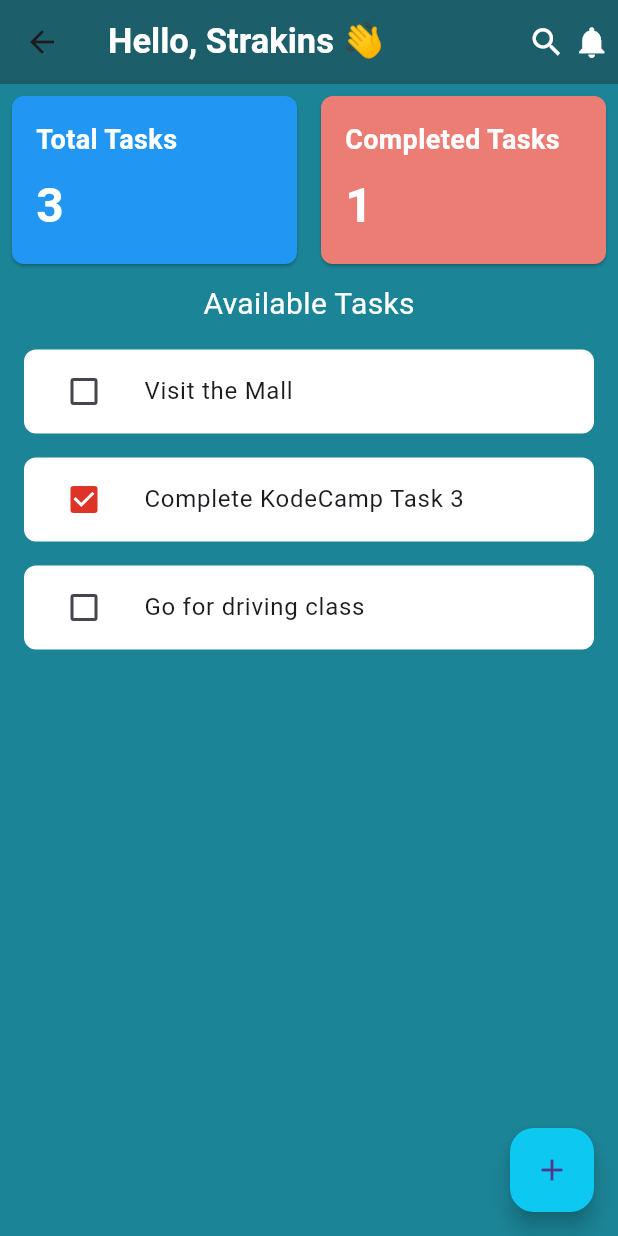
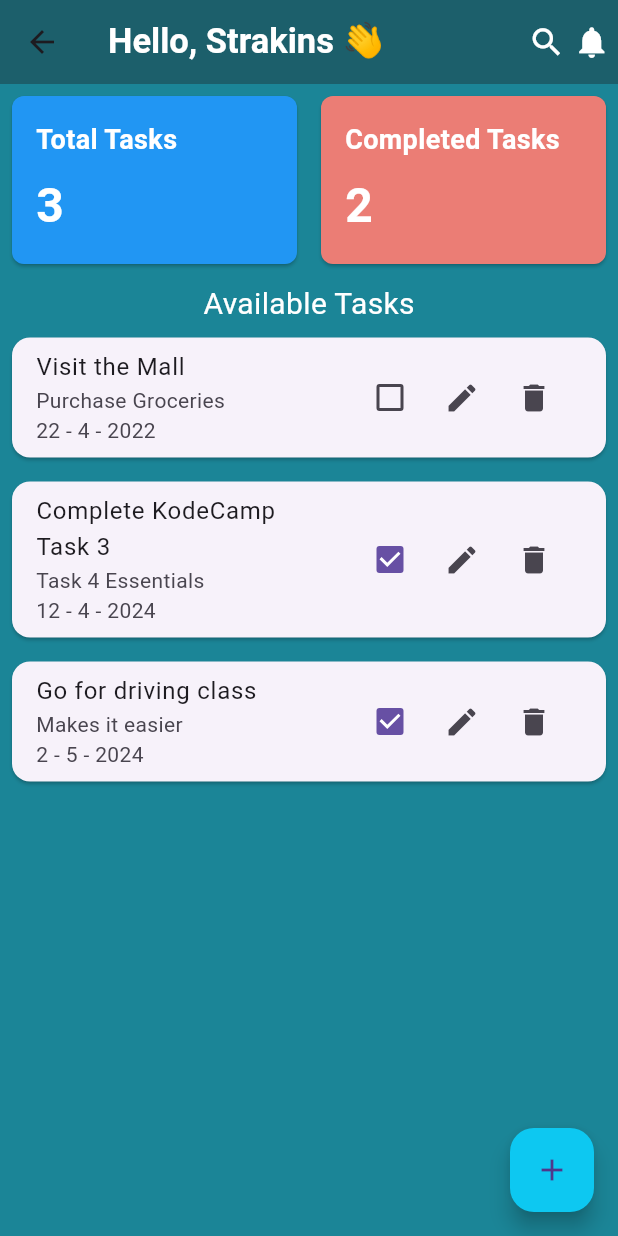
Before and after one commit to strakins/mytasks, a Flutter app: the TasksPage screen opened directly, on a phone screen of 412 x 824 dp. Run offline on Flutter 3.47's test engine with Material 3 defaults, Android fonts, the phone set to English and light mode, and no system bars; drawn by our look-alikes of flutter_slidable; our stand-ins replace get, google_fonts, material_design_icons_flutter; Roboto replaces fonts that are missing (Acme).

Commit message:
Taskly App improved to display description and creation time and date

```diff
--- a/lib/components/taskwidget_card.dart
+++ b/lib/components/taskwidget_card.dart
@@ -1,53 +1,50 @@
+// taskwidget_card.dart
 import 'package:flutter/material.dart';
-import 'package:flutter_slidable/flutter_slidable.dart';
-import 'package:get/get.dart';
-import 'package:tasklist/controllers/task_controller.dart';
+import 'package:tasklist/models/task_model.dart';
 
 class TaskCard extends StatelessWidget {
-  final int index;
+  final Task task;
+  final ValueChanged<bool?> onChanged;
+  final VoidCallback onDelete;
+  final VoidCallback onEdit;
 
-  TaskCard({
+  const TaskCard({
+    required this.task,
+    required this.onChanged,
+    required this.onDelete,
+    required this.onEdit,
     Key? key,
-    required this.index,
   }) : super(key: key);
 
   @override
   Widget build(BuildContext context) {
-    final TaskController controller = Get.find();
-
-    return Padding(
-      padding: const EdgeInsets.fromLTRB(16.0, 16.0, 16.0, 0),
-      child: Slidable(
-        endActionPane: ActionPane(
-          motion: StretchMotion(),
+    return Card(
+      margin: const EdgeInsets.all(8.0),
+      child: ListTile(
+        title: Text(task.title),
+        subtitle: Column(
+          crossAxisAlignment: CrossAxisAlignment.start,
           children: [
-            SlidableAction(
-              onPressed: (context) => controller.deleteTask(index),
-              icon: Icons.delete_forever_outlined,
-              backgroundColor: Colors.red,
-              borderRadius: BorderRadius.circular(8.0),
+            Text(task.description),
+            Text('${task.creationDate.day} - ${task.creationDate.month} - ${task.creationDate.year}'),
+          ],
+        ),
+        trailing: Row(
+          mainAxisSize: MainAxisSize.min,
+          children: [
+            Checkbox(
+              value: task.isCompleted,
+              onChanged: onChanged,
             ),
-            SlidableAction(
-              onPressed: (context) => controller.updateTask(index),
-              icon: Icons.edit,
-              backgroundColor: Colors.blue,
-              borderRadius: BorderRadius.circular(8.0),
+            IconButton(
+              icon: Icon(Icons.edit),
+              onPressed: onEdit,
+            ),
+            IconButton(
+              icon: Icon(Icons.delete),
+              onPressed: onDelete,
             ),
           ],
-        ),
-        child: Container(
-          decoration: BoxDecoration(
-            color: Colors.white,
-            borderRadius: BorderRadius.circular(8.0),
-          ),
-          child: ListTile(
-            leading: Obx(() => Checkbox(
-              value: controller.taskList[index]['completed'],
-              onChanged: (value) => controller.taskCompleted(index),
-              activeColor: const Color.fromARGB(255, 222, 51, 39),
-            )),
-            title: Obx(() => Text(controller.taskList[index]['name'])),
-          ),
         ),
       ),
     );
--- a/lib/controllers/task_controller.dart
+++ b/lib/controllers/task_controller.dart
@@ -1,55 +1,84 @@
-import 'package:flutter/material.dart';
+// task_controller.dart
 import 'package:get/get.dart';
-import 'package:tasklist/components/dialogue_widget.dart';
+import 'package:tasklist/models/task_model.dart';
+
 
 class TaskController extends GetxController {
-  var taskList = <Map<String, dynamic>>[
-    {"name": "Visit the Mall", "completed": false}.obs,
-    {"name": "Complete KodeCamp Task 3", "completed": true}.obs,
-    {"name": "Go for driving class", "completed": false}.obs,
-  ].obs;
+  var taskList = <Task>[].obs;
 
-  final TextEditingController controller = TextEditingController();
-
-  void taskCompleted(int index) {
-    taskList[index]['completed'] = !taskList[index]['completed'];
-    update();
+  TaskController() {
+    taskList.addAll([
+      Task(title: "Visit the Mall", description: "Purchase Groceries", creationDate: DateTime.parse("2022-04-22"), isCompleted: false),
+      Task(title: "Complete KodeCamp Task 3", description: "Task 4 Essentials", creationDate: DateTime.parse("2024-04-12"), isCompleted: true),
+      Task(title: "Go for driving class", description: "Makes it easier", creationDate: DateTime.parse("2024-05-02"), isCompleted: true),
+    ]);
   }
 
-  void saveTask() {
-    taskList.add({"name": controller.text, "completed": false});
-    controller.clear();
-    update();
-    Get.back();
+  int get totalTasks => taskList.length;
+  int get completedTasks => taskList.where((task) => task.isCompleted).length;
+
+  void addTask(Task task) {
+    taskList.add(task);
   }
 
   void deleteTask(int index) {
     taskList.removeAt(index);
   }
 
-  void updateTask(int index) {
-    controller.text = taskList[index]['name'];
-    Get.dialog(DialogWidget(
-      controller: controller,
-      onSave: () {
-        taskList[index]['name'] = controller.text;
-        controller.clear();
-        Get.back();
-      },
-      onCancel: () {
-        controller.clear();
-        Get.back();
-      },
-    ));
+  void updateTask(int index, Task updatedTask) {
+    taskList[index] = updatedTask;
   }
 
-  void createTask() {
-    Get.dialog(DialogWidget(
-      controller: controller,
-      onSave: saveTask,
-      onCancel: () {
-        Get.back();
-      },
-    ));
+  void toggleTaskCompletion(int index) {
+    var task = taskList[index];
+    task.isCompleted = !task.isCompleted;
+    taskList[index] = task;
   }
 }
+
+
+
+// import 'package:get/get.dart';
+// import 'package:flutter/material.dart';
+// import 'package:tasklist/models/task_model.dart';
+
+// class TaskController extends GetxController {
+//   var taskList = <Task>[].obs;
+//   final TextEditingController titleController = TextEditingController();
+//   final TextEditingController descriptionController = TextEditingController();
+
+//   int get totalTasks => taskList.length;
+//   int get completedTasks => taskList.where((task) => task.isCompleted).length;
+
+//   void addTask(String title, String description) {
+//     taskList.add(Task(
+//       title: title,
+//       description: description,
+//       creationDate: DateTime.now(),
+//     ));
+//     clearControllers();
+//   }
+
+//   void deleteTask(int index) {
+//     taskList.removeAt(index);
+//   }
+
+//   void updateTask(int index, String title, String description) {
+//     var task = taskList[index];
+//     task.title = title;
+//     task.description = description;
+//     taskList[index] = task;
+//     clearControllers();
+//   }
+
+//   void toggleTaskCompleted(int index) {
+//     var task = taskList[index];
+//     task.isCompleted = !task.isCompleted;
+//     taskList[index] = task;
+//   }
+
+//   void clearControllers() {
+//     titleController.clear();
+//     descriptionController.clear();
+//   }
+// }
--- a/lib/main.dart
+++ b/lib/main.dart
@@ -12,7 +12,7 @@ class MyApp extends StatelessWidget {
   @override
   Widget build(BuildContext context) {
     return GetMaterialApp(
-      title: 'Favorite Media',
+      title: 'Daily Task Checklist',
       theme: ThemeData(
         primarySwatch: Colors.blue,
         textTheme: GoogleFonts.acmeTextTheme(),
--- /dev/null
+++ b/lib/models/task_model.dart
@@ -0,0 +1,13 @@
+class Task {
+  String title;
+  String description;
+  DateTime creationDate;
+  bool isCompleted;
+
+  Task({
+    required this.title,
+    required this.description,
+    required this.creationDate,
+    this.isCompleted = false,
+  });
+}
--- a/lib/pages/taskspage.dart
+++ b/lib/pages/taskspage.dart
@@ -1,11 +1,117 @@
-
 import 'package:flutter/material.dart';
 import 'package:get/get.dart';
+import 'package:tasklist/controllers/task_controller.dart';
+import 'package:tasklist/components/dialogue_widget.dart';
 import 'package:tasklist/components/taskwidget_card.dart';
-import 'package:tasklist/controllers/task_controller.dart';
+import 'package:tasklist/models/task_model.dart';
+
+
 
 class TasksPage extends StatelessWidget {
-  final TaskController controller = Get.put(TaskController());
+  TasksPage({super.key});
+
+  final TaskController _taskController = Get.put(TaskController());
+  final TextEditingController _titleController = TextEditingController();
+  final TextEditingController _descriptionController = TextEditingController();
+
+  void saveTask(BuildContext context) {
+    _taskController.addTask(
+      Task(
+        title: _titleController.text,
+        description: _descriptionController.text,
+        creationDate: DateTime.now().toLocal(),
+      ),
+    );
+    _titleController.clear();
+    _descriptionController.clear();
+    Navigator.pop(context);
+  }
+
+  void updateTask(BuildContext context, int index) {
+    _titleController.text = _taskController.taskList[index].title;
+    _descriptionController.text = _taskController.taskList[index].description;
+    showDialog(
+      context: context,
+      builder: (context) {
+        return DialogWidget(
+          titleController: _titleController,
+          descriptionController: _descriptionController,
+          onSave: () {
+            _taskController.updateTask(
+              index,
+              Task(
+                title: _titleController.text,
+                description: _descriptionController.text,
+                creationDate: _taskController.taskList[index].creationDate,
+                isCompleted: _taskController.taskList[index].isCompleted,
+              ),
+            );
+            _titleController.clear();
+            _descriptionController.clear();
+            Navigator.pop(context);
+          },
+          onCancel: () {
+            _titleController.clear();
+            _descriptionController.clear();
+            Navigator.pop(context);
+          },
+        );
+      },
+    );
+  }
+
+  void createTask(BuildContext context) {
+    showDialog(
+      context: context,
+      builder: (context) {
+        return DialogWidget(
+          titleController: _titleController,
+          descriptionController: _descriptionController,
+          onSave: () {
+            saveTask(context);
+          },
+          onCancel: () {
+            Navigator.pop(context);
+          },
+        );
+      },
+    );
+  }
+
+  Widget buildStatCard(String title, int value, Color color) {
+    return Card(
+      color: color,
+      shape: RoundedRectangleBorder(
+        borderRadius: BorderRadius.circular(8.0),
+      ),
+      margin: const EdgeInsets.all(8.0),
+      child: Padding(
+        padding: const EdgeInsets.all(16.0),
+        child: Column(
+          crossAxisAlignment: CrossAxisAlignment.start,
+          children: [
+            Text(
+              title,
+              style: const TextStyle(
+                color: Colors.white,
+                fontSize: 18,
+                fontWeight: FontWeight.bold,
+              ),
+            ),
+            SizedBox(height: 8),
+            Text(
+              '$value',
+              style: const TextStyle(
+                color: Colors.white,
+                fontSize: 32,
+                fontWeight: FontWeight.bold,
+              ),
+            ),
+          ],
+        ),
+      ),
+    );
+  }
 
   @override
   Widget build(BuildContext context) {
@@ -35,8 +141,10 @@ class TasksPage extends StatelessWidget {
           backgroundColor: const Color.fromARGB(255, 28, 95, 107),
         ),
         floatingActionButton: FloatingActionButton(
-          backgroundColor: const Color.fromARGB(255, 13, 200, 241),
-          onPressed: controller.createTask,
+          backgroundColor: Color.fromARGB(255, 13, 200, 241),
+          onPressed: () {
+            createTask(context);
+          },
           child: const Icon(Icons.add),
         ),
         body: Column(
@@ -46,15 +154,15 @@ class TasksPage extends StatelessWidget {
                 Expanded(
                   child: Obx(() => buildStatCard(
                         "Total Tasks",
-                    controller.taskList.length,
+                        _taskController.totalTasks,
                         Colors.blue,
                       )),
                 ),
                 Expanded(
                   child: Obx(() => buildStatCard(
                         "Completed Tasks",
-                    controller.taskList.where((task) => task['completed']).length,
-                    const Color.fromARGB(255, 235, 125, 117),
+                        _taskController.completedTasks,
+                        Color.fromARGB(255, 235, 125, 117),
                       )),
                 ),
               ],
@@ -68,9 +176,20 @@ class TasksPage extends StatelessWidget {
             ),
             Expanded(
               child: Obx(() => ListView.builder(
-                itemCount: controller.taskList.length,
+                    itemCount: _taskController.taskList.length,
                     itemBuilder: (context, index) {
-                  return TaskCard(index: index);
+                      return TaskCard(
+                        task: _taskController.taskList[index],
+                        onChanged: (value) {
+                          _taskController.toggleTaskCompletion(index);
+                        },
+                        onDelete: () {
+                          _taskController.deleteTask(index);
+                        },
+                        onEdit: () {
+                          updateTask(context, index);
+                        },
+                      );
                     },
                   )),
             ),
@@ -79,45 +198,4 @@ class TasksPage extends StatelessWidget {
       ),
     );
   }
-
-  Widget buildStatCard(String title, int value, Color color) {
-    return Card(
-      color: color,
-      shape: RoundedRectangleBorder(
-        borderRadius: BorderRadius.circular(8.0),
-      ),
-      margin: const EdgeInsets.all(8.0),
-      child: Padding(
-        padding: const EdgeInsets.all(16.0),
-        child: Column(
-          crossAxisAlignment: CrossAxisAlignment.start,
-          children: [
-            Text(
-              title,
-              style: const TextStyle(
-                color: Colors.white,
-                fontSize: 18,
-                fontWeight: FontWeight.bold,
-              ),
-            ),
-            const SizedBox(height: 8),
-            Text(
-              '$value',
-              style: const TextStyle(
-                color: Colors.white,
-                fontSize: 32,
-                fontWeight: FontWeight.bold,
-              ),
-            ),
-          ],
-        ),
-      ),
-    );
 }
-}
-
-void main() {
-  runApp(GetMaterialApp(
-    home: TasksPage(),
-  ));
-}
```
Also changed, not shown: lib/components/dialogue_widget.dart (+25 -31 lines). Lines whose indentation alone changed are shown as unchanged.
